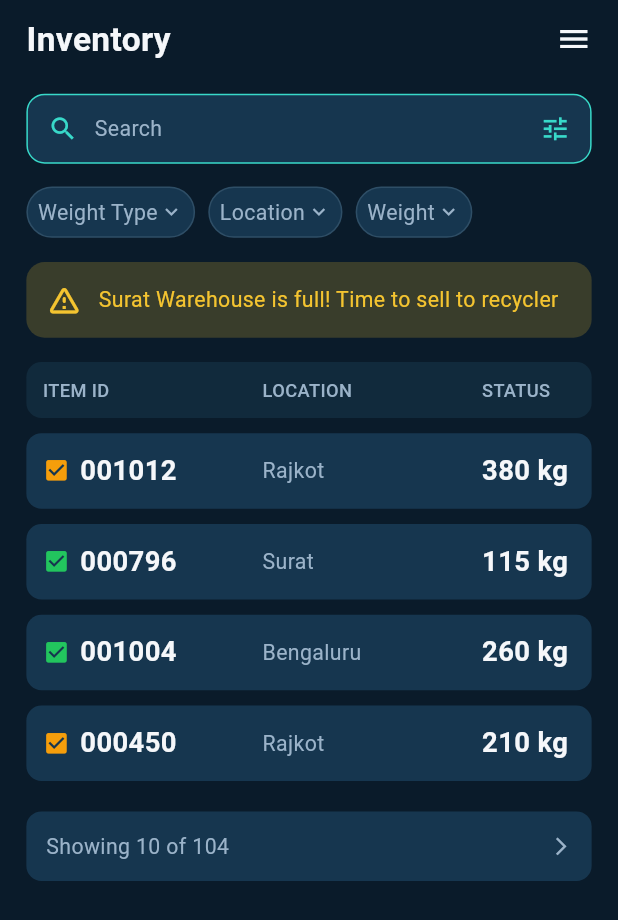
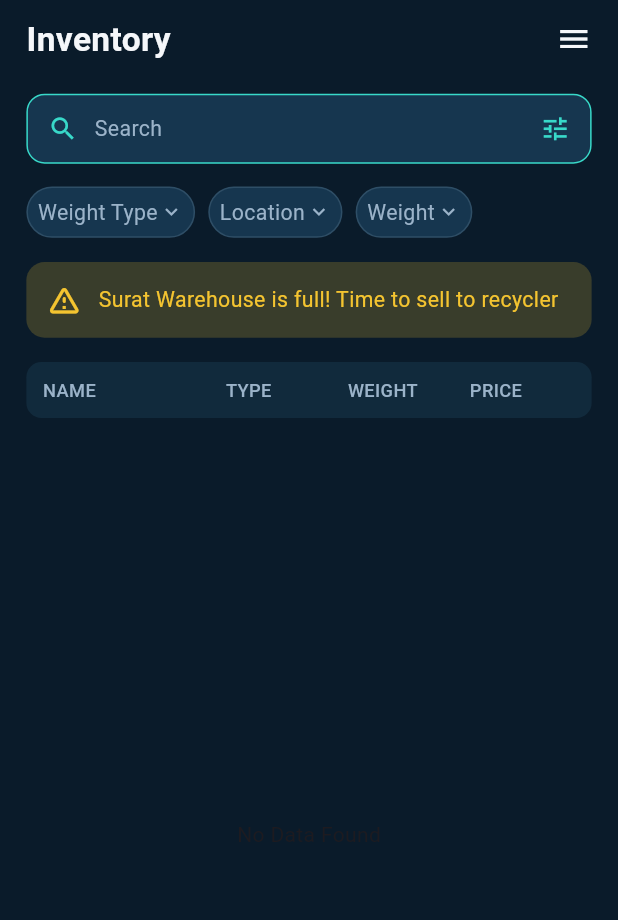
Before and after one commit to krish-solanki/scrape_application, a Flutter app: the InventoryScreen screen opened directly, on a phone screen of 412 x 824 dp. Shown: the top 920 px of the screen. Run offline on Flutter 3.47's test engine with Material 3 defaults, Android fonts, the phone set to English and light mode, and no system bars; our stand-ins replace camera, cloud_firestore, firebase_auth, firebase_core, flutter_screenutil, hive and 2 more; missing offline and left inert: tflite_flutter; accounts and stored records are empty; Roboto replaces fonts that are missing (Poppins).

Commit message:
Display Local data

```diff
--- a/lib/features/inventory/controllers/inventory_controller.dart
+++ b/lib/features/inventory/controllers/inventory_controller.dart
@@ -4,6 +4,7 @@ import 'package:flutter/material.dart';
 import 'package:scrape_application/core/utils/loaderHelper.dart';
 import 'package:scrape_application/core/utils/redirectionHelper.dart';
 import 'package:scrape_application/features/auth/screens/login_screen.dart';
+import 'package:scrape_application/features/inventory/services/local_inventory_service.dart';
 import 'package:scrape_application/features/inventory/services/online_inventory_service.dart';
 import 'package:scrape_application/features/scan/models/scan_model.dart';
 
@@ -13,6 +14,7 @@ class InventoryController extends ChangeNotifier {
 
   bool isLoading = false;
   final onlineInventoryService = OnlineInventoryService();
+  final localInventoryService = LocalInventoryService();
 
   Future<void> getOnlineScans({required BuildContext context}) async {
     try {
@@ -51,10 +53,8 @@ class InventoryController extends ChangeNotifier {
 
   Future<void> getLocalScans() async {
     try {
-      localScans = await localScanService.getLocalScans();
-
+      localScans = await localInventoryService.getLocalScans();
       debugPrint("Local Data Length: ${localScans.length}");
-
       notifyListeners();
     } catch (e) {
       debugPrint(e.toString());
--- a/lib/features/inventory/screen/inventory_screen.dart
+++ b/lib/features/inventory/screen/inventory_screen.dart
@@ -1,7 +1,9 @@
 import 'package:flutter/material.dart';
 import 'package:flutter_screenutil/flutter_screenutil.dart';
+import 'package:provider/provider.dart';
 import 'package:scrape_application/core/constants/app_colors.dart';
 import 'package:scrape_application/core/constants/app_text_style.dart';
+import 'package:scrape_application/features/inventory/controllers/inventory_controller.dart';
 import 'package:scrape_application/features/inventory/widgets/custom_nav_tab.dart';
 import 'package:scrape_application/features/inventory/widgets/custom_row.dart';
 
@@ -13,6 +15,18 @@ class InventoryScreen extends StatefulWidget {
 }
 
 class _InventoryScreenState extends State<InventoryScreen> {
+  @override
+  void initState() {
+    super.initState();
+    // Future.microtask(() {
+    //   context.read<InventoryController>().getOnlineScans(context: context);
+    // });
+
+    Future.microtask(() {
+      context.read<InventoryController>().getLocalScans();
+    });
+  }
+
   @override
   Widget build(BuildContext context) {
     return Scaffold(
@@ -95,6 +109,64 @@ class _InventoryScreenState extends State<InventoryScreen> {
 
               SizedBox(height: 16.h),
 
+              // Container(
+              //   padding: EdgeInsets.symmetric(vertical: 10.h),
+              //   decoration: BoxDecoration(
+              //     color: AppColors.card,
+              //     borderRadius: BorderRadius.circular(10.r),
+              //   ),
+              //   child: Row(
+              //     children: [
+              //       SizedBox(width: 10.w),
+
+              //       Expanded(
+              //         flex: 3,
+              //         child: Text("NAME", style: AppTextStyles.label),
+              //       ),
+
+              //       Expanded(
+              //         flex: 2,
+              //         child: Text("TYPE", style: AppTextStyles.label),
+              //       ),
+
+              //       Expanded(
+              //         flex: 2,
+              //         child: Text("WEIGHT", style: AppTextStyles.label),
+              //       ),
+
+              //       Expanded(
+              //         flex: 2,
+              //         child: Text("PRICE", style: AppTextStyles.label),
+              //       ),
+              //     ],
+              //   ),
+              // ),
+
+              // SizedBox(height: 10.h),
+
+              // Expanded(
+              //   child: Consumer<InventoryController>(
+              //     builder: (context, provider, child) {
+              //       if (provider.isLoading) {}
+
+              //       if (provider.onlineScans.isEmpty) {
+              //         return const Center(child: Text('No Data Found'));
+              //       }
+              //       return ListView.builder(
+              //         itemCount: provider.onlineScans.length,
+              //         itemBuilder: (context, index) {
+              //           final scan = provider.onlineScans[index];
+              //           return buildRow(
+              //             scan.name,
+              //             scan.scrapType,
+              //             "${scan.weight} ${scan.unit}",
+              //             AppColors.success,
+              //           );
+              //         },
+              //       );
+              //     },
+              //   ),
+              // ),
               Container(
                 padding: EdgeInsets.symmetric(vertical: 10.h),
                 decoration: BoxDecoration(
@@ -104,15 +176,26 @@ class _InventoryScreenState extends State<InventoryScreen> {
                 child: Row(
                   children: [
                     SizedBox(width: 10.w),
+
+                    Expanded(
+                      flex: 3,
+                      child: Text("NAME", style: AppTextStyles.label),
+                    ),
+
                     Expanded(
                       flex: 2,
-                      child: Text("ITEM ID", style: AppTextStyles.label),
+                      child: Text("TYPE", style: AppTextStyles.label),
                     ),
+
                     Expanded(
                       flex: 2,
-                      child: Text("LOCATION", style: AppTextStyles.label),
+                      child: Text("WEIGHT", style: AppTextStyles.label),
                     ),
-                    Expanded(child: Text("STATUS", style: AppTextStyles.label)),
+
+                    Expanded(
+                      flex: 2,
+                      child: Text("PRICE", style: AppTextStyles.label),
+                    ),
                   ],
                 ),
               ),
@@ -120,39 +203,26 @@ class _InventoryScreenState extends State<InventoryScreen> {
               SizedBox(height: 10.h),
 
               Expanded(
-                child: ListView(
-                  children: [
-                    buildRow("001012", "Rajkot", "380 kg", AppColors.warning),
-                    buildRow("000796", "Surat", "115 kg", AppColors.success),
-                    buildRow(
-                      "001004",
-                      "Bengaluru",
-                      "260 kg",
-                      AppColors.success,
-                    ),
-                    buildRow("000450", "Rajkot", "210 kg", AppColors.warning),
+                child: Consumer<InventoryController>(
+                  builder: (context, provider, child) {
+                    if (provider.isLoading) {}
 
-                    SizedBox(height: 10.h),
-
-                    Container(
-                      padding: EdgeInsets.all(12.w),
-                      decoration: BoxDecoration(
-                        color: AppColors.surface,
-                        borderRadius: BorderRadius.circular(10.r),
-                      ),
-                      child: Row(
-                        mainAxisAlignment: MainAxisAlignment.spaceBetween,
-                        children: [
-                          Text("Showing 10 of 104", style: AppTextStyles.body),
-                          Icon(
-                            Icons.arrow_forward_ios,
-                            size: 14.sp,
-                            color: AppColors.textSecondary,
-                          ),
-                        ],
-                      ),
-                    ),
-                  ],
+                    if (provider.localScans.isEmpty) {
+                      return const Center(child: Text('No Data Found'));
+                    }
+                    return ListView.builder(
+                      itemCount: provider.localScans.length,
+                      itemBuilder: (context, index) {
+                        final scan = provider.localScans[index];
+                        return buildRow(
+                          scan.name,
+                          scan.scrapType,
+                          "${scan.weight} ${scan.unit}",
+                          AppColors.success,
+                        );
+                      },
+                    );
+                  },
                 ),
               ),
             ],
--- a/lib/features/scan/controllers/scan_controller.dart
+++ b/lib/features/scan/controllers/scan_controller.dart
@@ -132,7 +132,7 @@ class ScanController extends ChangeNotifier {
       final totalPrice = weight * estimatedPrice;
       final imageBase64 = await imageToBase64(capturedImage!);
       final scan = ScanModel(
-        userId: 'LN6w3gQilNTLBqq2fhOhi5rrxj63',
+        userId: FirebaseAuth.instance.currentUser!.uid,
         scanId: DateTime.now().millisecondsSinceEpoch.toString(),
         name: name,
         scrapType: prediction!,
```
Also changed, not shown: lib/features/inventory/services/local_inventory_service.dart (added, +22 -0 lines), lib/features/scan/screen/scan_screen.dart (+13 -1 lines).
